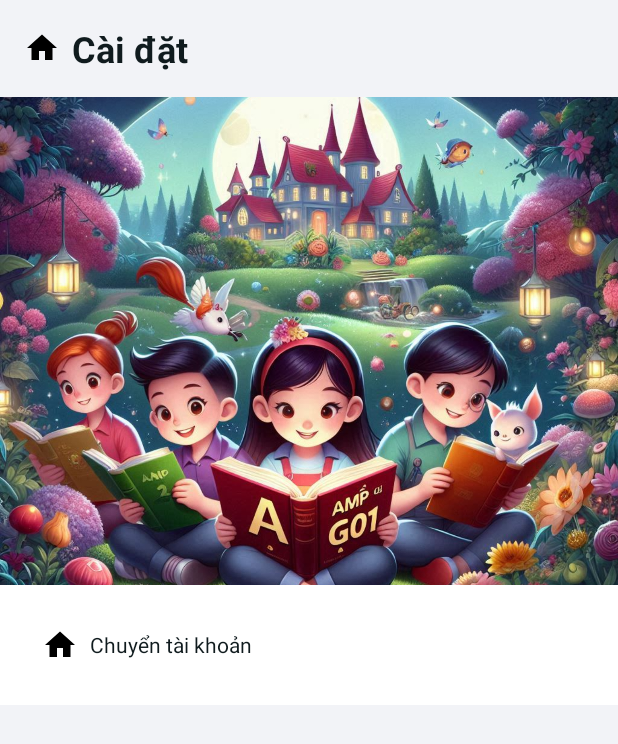
After one commit to iannguyen25/AMP_G01_Reading_App, an Android app: the layout fragment_child_settings.xml on its own in the app's theme, with its tools: preview values and no code run, on a phone screen of 412 x 824 dp. The commit adds this screen. Shown: the top 744 px of the screen. Run offline under Robolectric (Android 15) with nearby library versions, the phone set to English and light mode, and no system bars.

Commit message:
fix logic dashboard screen

```diff
--- a/app/src/main/java/com/example/amp_g01_reading_app/MainActivity.java
+++ b/app/src/main/java/com/example/amp_g01_reading_app/MainActivity.java
@@ -152,9 +152,12 @@ public class MainActivity extends AppCompatActivity {
 
     private void updateFirebaseUsageTime(long minutes) {
         if (isChildAccount && minutes > 0) {
+            String currentDate = java.time.LocalDate.now().toString();
+
             Map<String, Object> updates = new HashMap<>();
             updates.put("totalUsageToday", FieldValue.increment(minutes));
             updates.put("lastUpdateTime", Instant.now(clock).toEpochMilli());
+            updates.put("dailyUsage." + currentDate, FieldValue.increment(minutes));
 
             db.collection("children").document(userId)
                     .update(updates)
--- a/app/src/main/java/com/example/amp_g01_reading_app/ui/authentication/ChildAccount/SelectChildDialogFragment.java
+++ b/app/src/main/java/com/example/amp_g01_reading_app/ui/authentication/ChildAccount/SelectChildDialogFragment.java
@@ -53,8 +53,7 @@ public class SelectChildDialogFragment extends DialogFragment {
 
         loadChildren(adapter);
 
-        builder.setView(view)
-                .setTitle("Select Child");
+        builder.setView(view);
 
         return builder.create();
     }
--- a/app/src/main/res/drawable/ic_close.xml
+++ b/app/src/main/res/drawable/ic_close.xml
@@ -4,6 +4,6 @@
     android:viewportWidth="24"
     android:viewportHeight="24">
     <path
-        android:fillColor="#000000"
+        android:fillColor="@color/white"
         android:pathData="M19,6.41L17.59,5 12,10.59 6.41,5 5,6.41 10.59,12 5,17.59 6.41,19 12,13.41 17.59,19 19,17.59 13.41,12z"/>
 </vector>
--- a/app/src/main/res/layout/activity_parent_dashboard.xml
+++ b/app/src/main/res/layout/activity_parent_dashboard.xml
@@ -14,7 +14,7 @@ android:padding="16dp">
             android:id="@+id/toolbar"
             android:layout_width="match_parent"
             android:layout_height="?attr/actionBarSize"
-            android:background="?attr/colorPrimary">
+            android:background="@drawable/button_background">
 
             <ImageView
                 android:id="@+id/icon_back"
--- /dev/null
+++ b/app/src/main/res/layout/fragment_child_settings.xml
@@ -0,0 +1,55 @@
+<ScrollView xmlns:android="http://schemas.android.com/apk/res/android"
+    xmlns:app="http://schemas.android.com/apk/res-auto"
+    xmlns:tools="http://schemas.android.com/tools"
+    android:layout_width="match_parent"
+    android:layout_height="match_parent"
+    android:background="#F2F3F7"
+    android:fillViewport="true"
+    android:paddingBottom="56dp">
+
+    <LinearLayout
+        android:layout_width="match_parent"
+        android:layout_height="wrap_content"
+        android:orientation="vertical"
+        android:id="@+id/settings_fragment">
+
+        <!-- Phần tiêu đề -->
+        <TextView
+            android:layout_width="wrap_content"
+            android:layout_height="wrap_content"
+            android:padding="16dp"
+            android:textColor="@color/black"
+            android:text="@string/Settings"
+            android:textSize="24sp"
+            android:textStyle="bold"
+            android:gravity="center_vertical"
+            android:drawablePadding="8dp"
+            app:drawableLeftCompat="@drawable/ic_home_black_24dp" />
+
+        <ImageView
+            android:id="@+id/imageView"
+            android:layout_width="match_parent"
+            android:layout_height="325dp"
+            android:scaleType="centerCrop"
+            android:src="@drawable/background_settings" />
+
+        <LinearLayout
+            android:layout_width="match_parent"
+            android:layout_height="wrap_content"
+            android:background="@color/white"
+            android:padding="16dp"
+            android:orientation="vertical">
+
+            <TextView
+                android:id="@+id/AccountChange"
+                android:layout_width="match_parent"
+                android:layout_height="wrap_content"
+                android:padding="12dp"
+                android:textColor="@color/black"
+                android:text="@string/change_account"
+                android:gravity="center_vertical"
+                android:drawablePadding="8dp"
+                app:drawableLeftCompat="@drawable/ic_home_black_24dp" />
+        </LinearLayout>
+    </LinearLayout>
+</ScrollView>
--- a/app/src/main/res/layout/fragment_select_child_dialog.xml
+++ b/app/src/main/res/layout/fragment_select_child_dialog.xml
@@ -5,6 +5,7 @@
     android:orientation="vertical"
     android:layout_marginHorizontal="16dp"
     android:background="@drawable/dialog_background"
+    android:backgroundTint="@color/black"
     android:padding="16dp">
 
     <TextView
@@ -12,7 +13,7 @@
         android:layout_width="match_parent"
         android:layout_height="wrap_content"
         android:text="Select Child"
-        android:textColor="@color/black"
+        android:textColor="@color/white"
         android:textSize="20sp"
         android:textStyle="bold"
         android:layout_marginBottom="16dp"/>
--- a/app/src/main/res/layout/item_child_dashboard.xml
+++ b/app/src/main/res/layout/item_child_dashboard.xml
@@ -83,10 +83,10 @@
             android:id="@+id/tv_time_remaining"
             android:layout_width="wrap_content"
             android:layout_height="wrap_content"
-            android:layout_marginRight="15dp"
+            android:layout_marginRight="10dp"
             android:text="32 p"
             android:textColor="@color/primary_color"
-            android:textSize="24sp"
+            android:textSize="20sp"
             android:textStyle="bold"
             app:layout_constraintBottom_toBottomOf="parent"
             app:layout_constraintEnd_toEndOf="parent"
```
Also changed, not shown: app/src/main/java/com/example/amp_g01_reading_app/ui/settings/ParentSettingsFragment.java (+25 -0 lines), app/src/main/java/com/example/amp_g01_reading_app/ui/settings/dashboard_management/ChildDashboardAdapter.java (+46 -23 lines), app/src/main/java/com/example/amp_g01_reading_app/ui/settings/dashboard_management/ChildData.java (+10 -8 lines).
